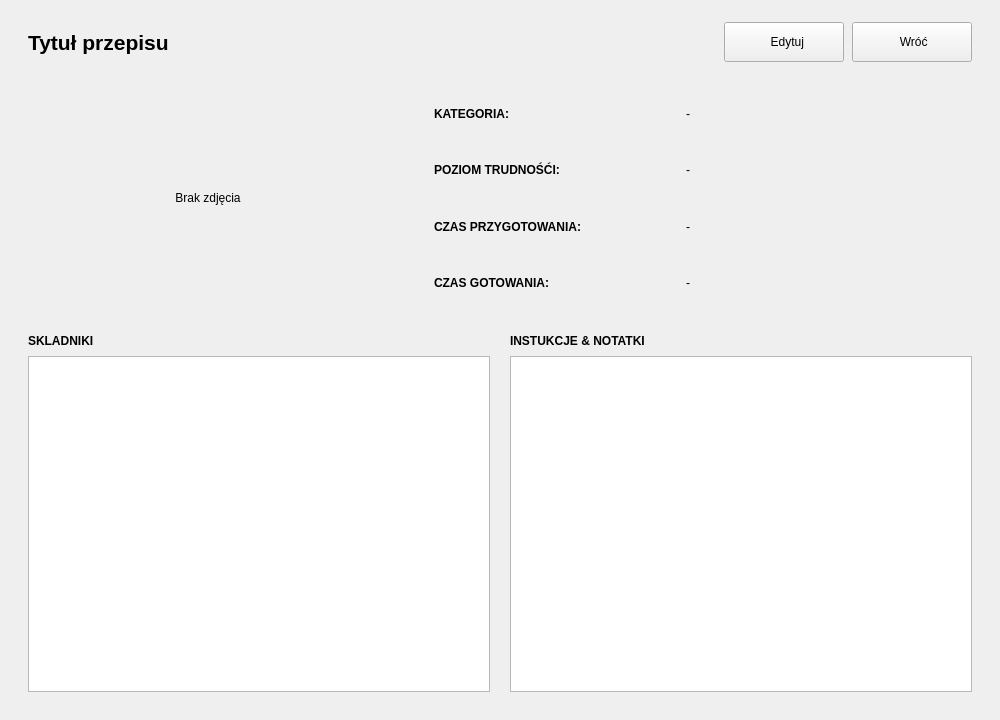
Qt form RecipeManager/pages/RecipeDetailsPage.ui (akmqu/recipe-manager) before a commit.
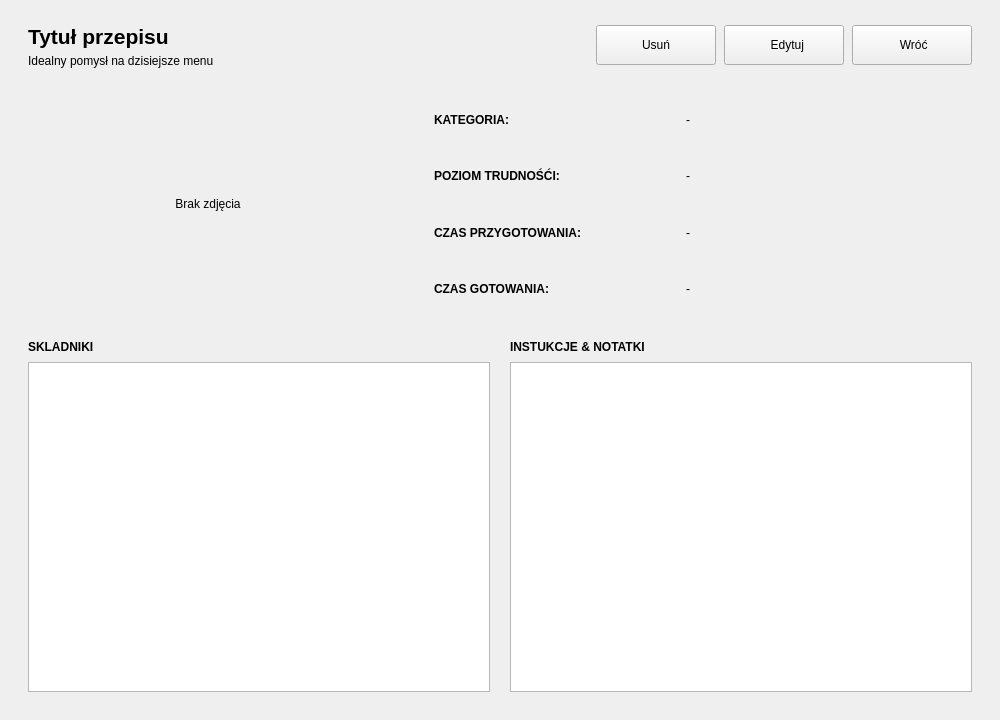
The same form after that commit.

```diff
--- a/RecipeManager/pages/RecipeDetailsPage.ui
+++ b/RecipeManager/pages/RecipeDetailsPage.ui
@@ -30,7 +30,7 @@
     <number>0</number>
    </property>
    <item>
-    <layout class="QHBoxLayout" name="hl_Header" stretch="0,0,0,0">
+    <layout class="QHBoxLayout" name="hl_Header" stretch="0,0,0,0,0">
      <property name="spacing">
       <number>8</number>
      </property>
@@ -73,6 +73,13 @@
          </property>
         </widget>
        </item>
+       <item>
+        <widget class="QLabel" name="label_DetailTitle2">
+         <property name="text">
+          <string>Idealny pomysł na dzisiejsze menu</string>
+         </property>
+        </widget>
+       </item>
       </layout>
      </item>
      <item>
@@ -88,6 +95,19 @@
        </property>
       </spacer>
      </item>
+     <item>
+      <widget class="QPushButton" name="pushButton_Delete">
+       <property name="minimumSize">
+        <size>
+         <width>120</width>
+         <height>40</height>
+        </size>
+       </property>
+       <property name="text">
+        <string>Usuń</string>
+       </property>
+      </widget>
+     </item>
      <item>
       <widget class="QPushButton" name="pushButton_Edit">
        <property name="minimumSize">
@@ -130,7 +150,7 @@
         <x>0</x>
         <y>0</y>
         <width>1000</width>
-        <height>640</height>
+        <height>631</height>
        </rect>
       </property>
       <layout class="QGridLayout" name="gridLayout">
```
